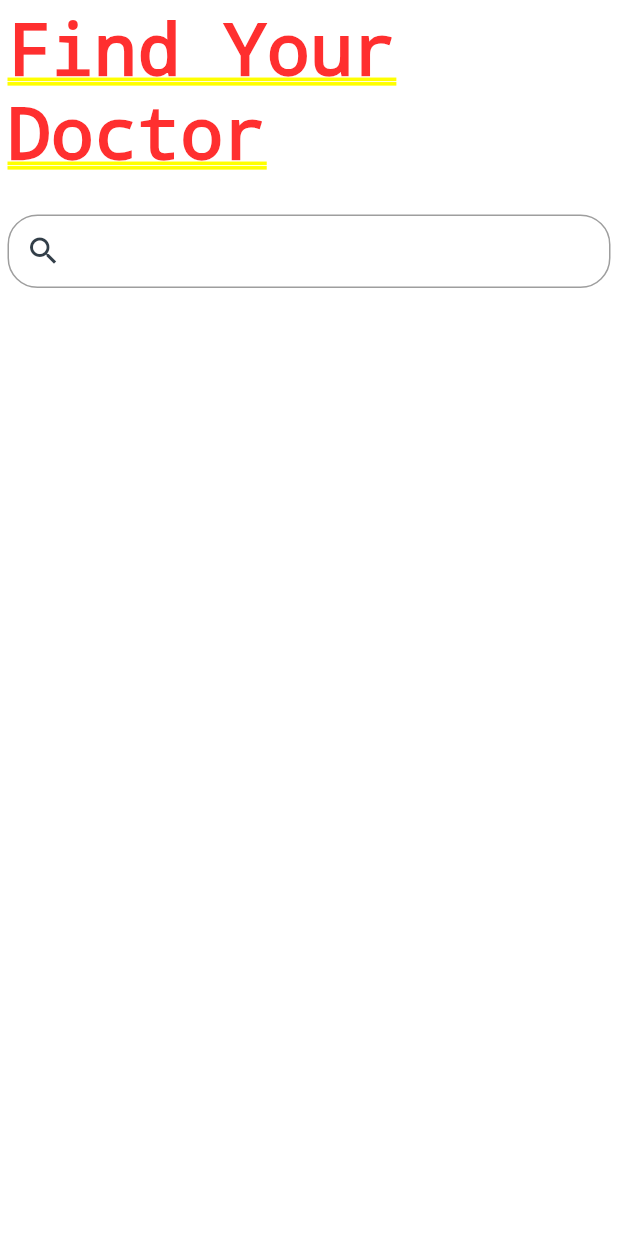
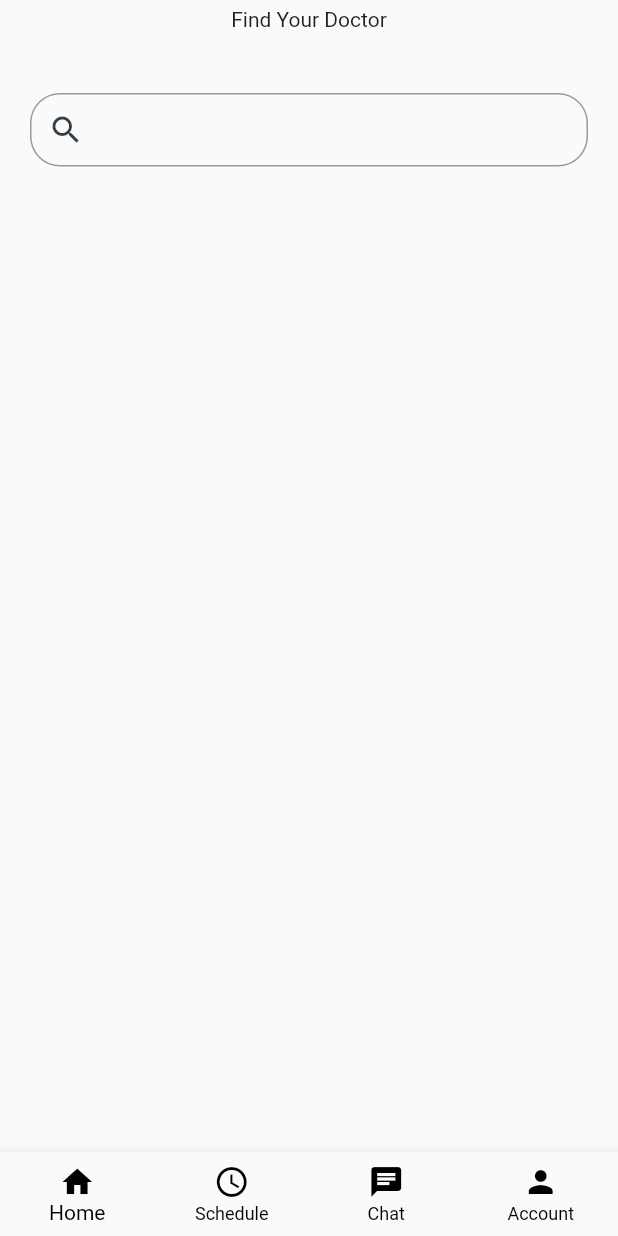
Before and after one commit to GlenReiseMalesa/doctor-appointment-booking-demo-solution, a Flutter app: the screen it shows after launch, on a phone screen of 412 x 824 dp. Run offline on Flutter 3.47's test engine with Material 2 defaults, Android fonts, the phone set to English and light mode, and no system bars.

Commit message:
some changes to the main screens have been made

```diff
--- a/lib/helpers/helpers.dart
+++ b/lib/helpers/helpers.dart
@@ -14,10 +14,41 @@ String validateEmail(String value) {
 
 InputDecoration buildInputDecoration(String hintText, IconData icon){
   return InputDecoration(
-    prefixIcon: Icon(icon, color:Color.fromRGBO(50, 62, 72, 1.0)),
+    prefixIcon: Icon(icon, color:const Color.fromRGBO(50, 62, 72, 1.0)),
 
     //hintText
-    contentPadding: EdgeInsets.fromLTRB(20.0,15.0,20.0,15.0),
+    contentPadding: const EdgeInsets.fromLTRB(20.0,15.0,20.0,15.0),
     border: OutlineInputBorder(borderRadius: BorderRadius.circular(20.0)),
   );
 }
+
+//Scaffold footer navigation widget
+ BottomNavigationBar footer(){
+    return BottomNavigationBar(
+
+            fixedColor: Colors.black,
+            unselectedItemColor: Colors.black,
+            type: BottomNavigationBarType.fixed,
+            items: const <BottomNavigationBarItem>[
+
+                   BottomNavigationBarItem(
+                     icon: Icon(Icons.home),
+                     label: 'Home',
+
+                   ),
+                   BottomNavigationBarItem(
+                     icon: Icon(Icons.schedule),
+                     label: 'Schedule',
+                   ),
+                   BottomNavigationBarItem(
+                     icon: Icon(Icons.chat),
+                     label: 'Chat'
+                   ),
+                   BottomNavigationBarItem(
+                     icon: Icon(Icons.person),
+                     label: 'Account'
+                   ),
+            ]
+
+          );
+  }
--- a/lib/main.dart
+++ b/lib/main.dart
@@ -1,6 +1,5 @@
-import 'package:flutter/cupertino.dart';
 import 'package:flutter/material.dart';
-import 'package:flutter/widgets.dart';
+
 
 import 'helpers/helpers.dart';
 
@@ -19,7 +18,7 @@ class MyApp extends StatelessWidget {
       theme: ThemeData(
         primarySwatch: Colors.blue,
       ),
-      home: const Home(),
+      home: Home(),
     );
   }
 }
@@ -34,24 +33,33 @@ class Home extends StatefulWidget {
 class _HomeState extends State<Home> {
   @override
   Widget build(BuildContext context) {
-    return SafeArea(
+    return Scaffold(
+              bottomNavigationBar: footer(),
+              body: SafeArea(
               child: LayoutBuilder(builder: (context, constraints) {
+
                 if (constraints.maxWidth < 720) {
                   //if it's a phone screen
                   return Column(
                     children: <Widget>[
                       header(5.0),
                       const SizedBox( height: 6.0,),
-              body(5.0),
+                      body(20.0),
                     ],
                   );
                 } else {
                   //if it's a tablet or pc screen
                   return Column(
-            children: <Widget>[],
+                    children: <Widget>[
+                      header(5.0),
+                    ],
                   );
                 }
+
+
                 }),
+              ),
+
      );
   }
 
@@ -59,15 +67,19 @@ class _HomeState extends State<Home> {
   Container header(var padding) {
     return Container(
             padding: EdgeInsets.all(padding),
+
             child: const Text('Find Your Doctor'),
            );
   }
 
   Container body(var padding) {
     return Container(
+
+             height: 180,
              padding: EdgeInsets.all(padding),
-            child: Form(child: Column(
-                                crossAxisAlignment: CrossAxisAlignment.start,
+            //A RenderFlex overflowed by 99920 pixels on the bottom:solution->wrap widget with SingleChildScrollView
+            child: SingleChildScrollView(child: Form(child: Column(
+                                crossAxisAlignment: CrossAxisAlignment.stretch,
                                 children:  <Widget>[
                                   const SizedBox(height: 10.0,),
                                   TextFormField(
@@ -78,6 +90,9 @@ class _HomeState extends State<Home> {
                                 ],
                                ),
                    ),
+              ),
            );
   }
+
+
 }
```
Lines whose indentation alone changed are shown as unchanged.
